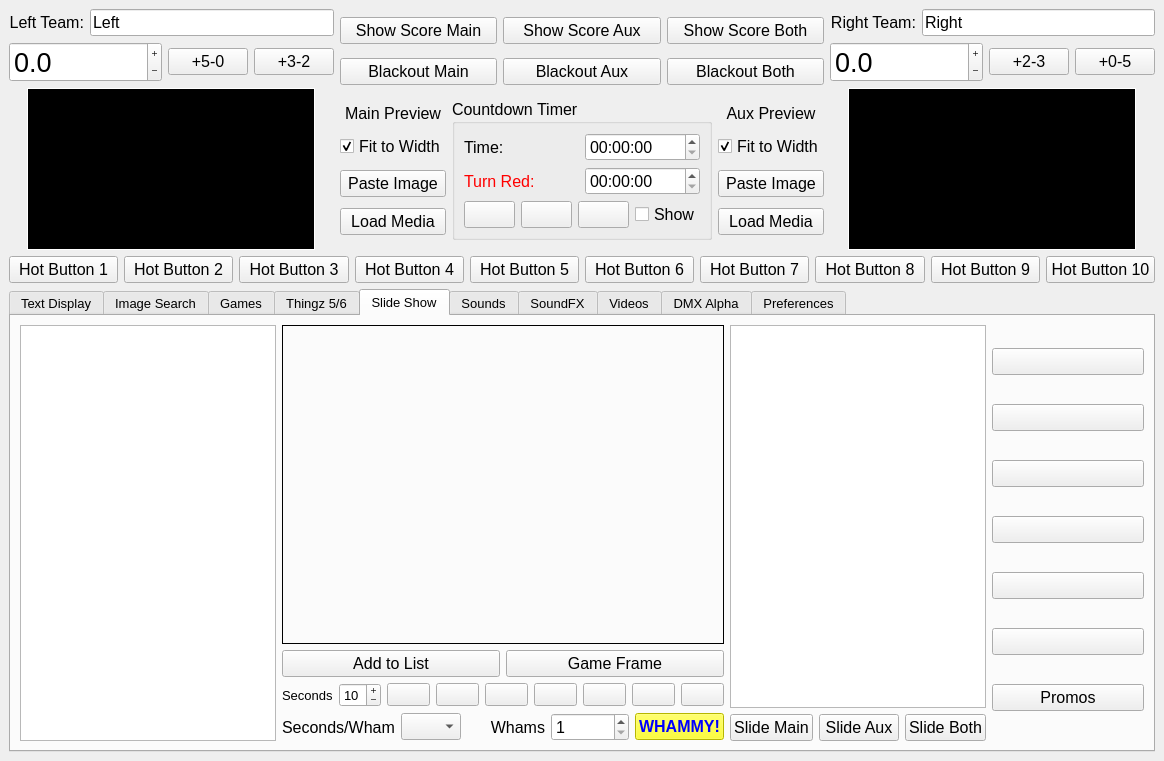
The window that ImproTronControlPanel.ui (guywinterbotham/ImproTron) describes before a commit, drawn with Qt 5.
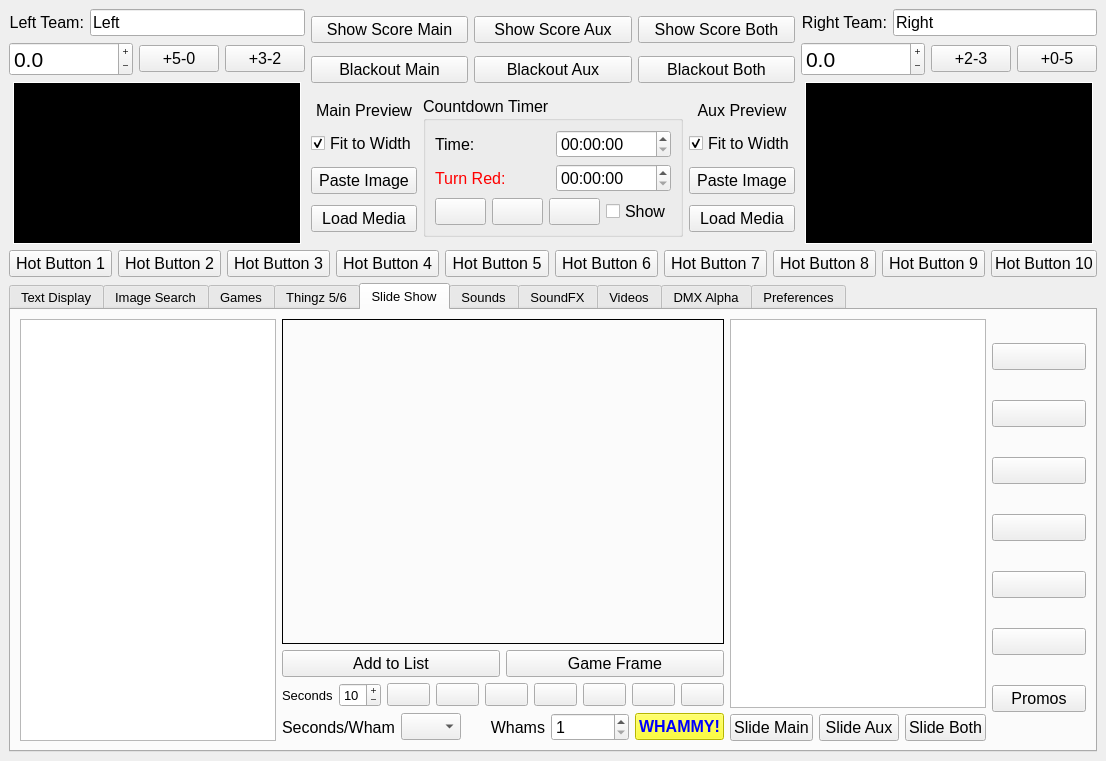
The same window after the commit. Icons and pictures are not drawn.

The edit to the form file:
```diff
--- a/ImproTronControlPanel.ui
+++ b/ImproTronControlPanel.ui
@@ -92,7 +92,7 @@
            <widget class="QDoubleSpinBox" name="teamScoreLeft">
             <property name="font">
              <font>
-              <pointsize>20</pointsize>
+              <pointsize>16</pointsize>
              </font>
             </property>
             <property name="buttonSymbols">
@@ -583,7 +583,7 @@
            <widget class="QDoubleSpinBox" name="teamScoreRight">
             <property name="font">
              <font>
-              <pointsize>20</pointsize>
+              <pointsize>16</pointsize>
              </font>
             </property>
             <property name="buttonSymbols">
```
